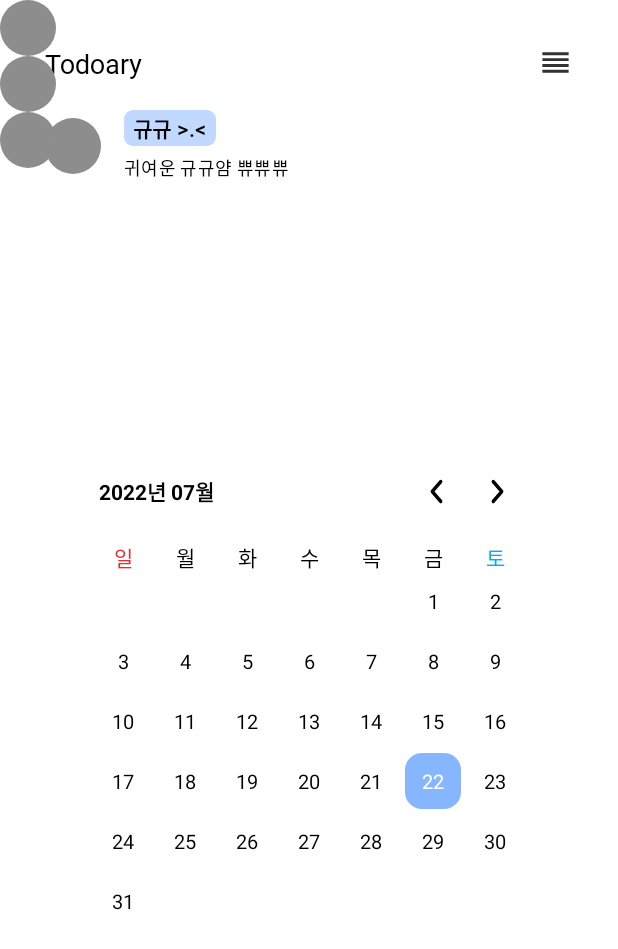
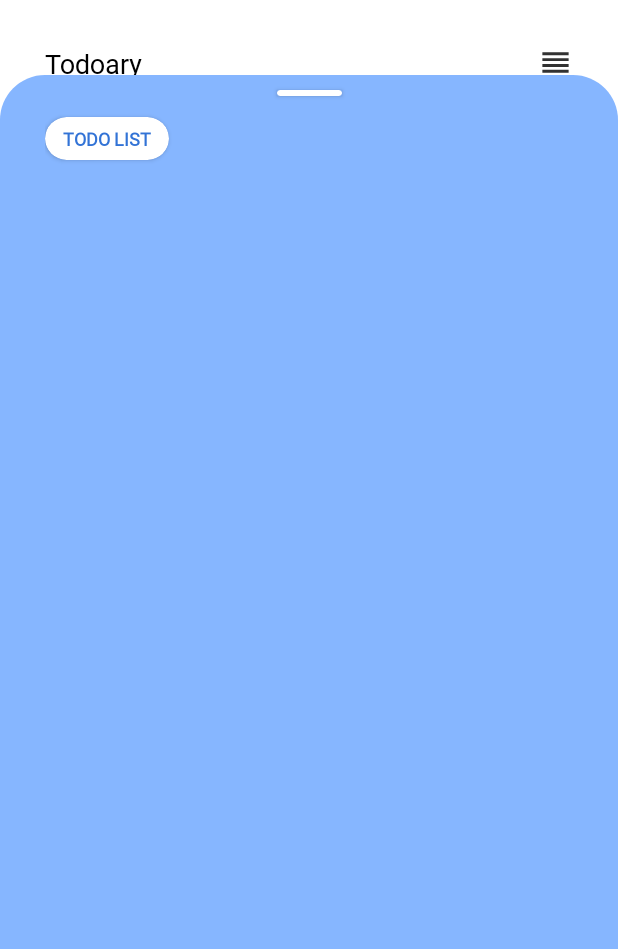
Before and after one commit to Todoary/Todoary-Android, an Android app: the MainActivity screen opened directly, with no data from a screen before it, on a phone screen of 412 x 824 dp. Shown: the top 949 px of the screen. Run offline under Robolectric (Android 15) with nearby library versions, the light colour scheme and no system bars; our stand-ins replace CircleImageView; plain views replace SlidingUpPanelLayout.

Commit message:
[Feat] : Add slidingUpPanel in Main Activity

```diff
--- a/app/src/main/java/com/uni/todoary/feature/setting/ui/ProfileActivity.kt
+++ b/app/src/main/java/com/uni/todoary/feature/setting/ui/ProfileActivity.kt
@@ -31,7 +31,7 @@ class ProfileActivity : AppCompatActivity(){
         // Data Bidning
         initView()
 
-        binding.profilePwdBtn.setOnClickListener {
+        binding.profilePwdLl.setOnClickListener {
             val mIntent = Intent(this, FindPwActivity::class.java)
             startActivity(mIntent)
         }
--- /dev/null
+++ b/app/src/main/res/drawable/bg_slide_panel.xml
@@ -0,0 +1,7 @@
+<?xml version="1.0" encoding="utf-8"?>
+<shape xmlns:android="http://schemas.android.com/apk/res/android">
+    <solid android:color="#86B6FF"/>
+    <corners android:topLeftRadius="30dp"
+        android:topRightRadius="30dp"/>
+
+</shape>
--- /dev/null
+++ b/app/src/main/res/drawable/ic_menu_grid.xml
@@ -0,0 +1,9 @@
+<vector xmlns:android="http://schemas.android.com/apk/res/android"
+    android:width="26dp"
+    android:height="26dp"
+    android:viewportWidth="26"
+    android:viewportHeight="26">
+  <path
+      android:pathData="M4.3335,8.6667H8.6668V4.3334H4.3335V8.6667ZM10.8335,21.6667H15.1668V17.3334H10.8335V21.6667ZM4.3335,21.6667H8.6668V17.3334H4.3335V21.6667ZM4.3335,15.1667H8.6668V10.8334H4.3335V15.1667ZM10.8335,15.1667H15.1668V10.8334H10.8335V15.1667ZM17.3335,4.3334V8.6667H21.6668V4.3334H17.3335ZM10.8335,8.6667H15.1668V4.3334H10.8335V8.6667ZM17.3335,15.1667H21.6668V10.8334H17.3335V15.1667ZM17.3335,21.6667H21.6668V17.3334H17.3335V21.6667Z"
+      android:fillColor="#ffffff"/>
+</vector>
--- /dev/null
+++ b/app/src/main/res/drawable/ic_menu_plus.xml
@@ -0,0 +1,16 @@
+<vector xmlns:android="http://schemas.android.com/apk/res/android"
+    android:width="18dp"
+    android:height="18dp"
+    android:viewportWidth="18"
+    android:viewportHeight="18">
+  <path
+      android:pathData="M9,0L9,18"
+      android:strokeWidth="3"
+      android:fillColor="#00000000"
+      android:strokeColor="#ffffff"/>
+  <path
+      android:pathData="M18,9L-0,9"
+      android:strokeWidth="3"
+      android:fillColor="#00000000"
+      android:strokeColor="#ffffff"/>
+</vector>
--- a/app/src/main/res/layout/activity_main.xml
+++ b/app/src/main/res/layout/activity_main.xml
@@ -7,7 +7,9 @@
     android:layout_height="match_parent"
     android:gravity = "bottom"
     app:umanoDragView="@id/slide_layout"
-    android:layout_weight="0.35"
+    app:umanoPanelHeight="200dp"
+    app:umanoShadowHeight="0dp"
+    app:umanoOverlay="true"
     tools:context=".feature.main.ui.MainActivity">
 
     <androidx.constraintlayout.widget.ConstraintLayout
@@ -87,40 +89,81 @@
             app:flow_horizontalAlign="center"
             app:layout_constraintStart_toStartOf="parent"
             app:layout_constraintEnd_toEndOf="parent"
-            app:layout_constraintTop_toBottomOf="@id/main_profile_layout"
-            app:layout_constraintBottom_toBottomOf="parent"/>
+            app:layout_constraintTop_toBottomOf="@id/main_profile_layout" />
 
     </androidx.constraintlayout.widget.ConstraintLayout>
 
     <androidx.constraintlayout.widget.ConstraintLayout
         android:id="@+id/slide_layout"
         android:layout_width="match_parent"
-        android:layout_height="match_parent">
+        android:layout_height="match_parent"
+        android:layout_marginTop="50dp"
+        android:paddingHorizontal="30dp"
+        android:background="@drawable/bg_slide_panel">
 
-        <de.hdodenhof.circleimageview.CircleImageView
-            android:id="@+id/king1"
-            android:layout_width="37dp"
-            android:layout_height="37dp"
-            android:src="@color/gray"
+        <androidx.cardview.widget.CardView
+            android:id="@+id/main_slide_thumb_iv"
+            android:layout_width="43dp"
+            android:layout_height="4dp"
+            android:src="@color/white"
+            app:cardCornerRadius="10dp"
+            android:layout_marginTop="10dp"
             app:layout_constraintStart_toStartOf="parent"
-            app:layout_constraintTop_toTopOf="parent" />
+            app:layout_constraintTop_toTopOf="parent"
+            app:layout_constraintEnd_toEndOf="parent"/>
 
-        <de.hdodenhof.circleimageview.CircleImageView
-            android:id="@+id/king2"
-            android:layout_width="37dp"
-            android:layout_height="37dp"
-            android:src="@color/gray"
-            app:layout_constraintStart_toStartOf="parent"
-            app:layout_constraintTop_toBottomOf="@id/king1"/>
+        <androidx.cardview.widget.CardView
+            android:id="@+id/main_slide_title_tv"
+            android:layout_width="wrap_content"
+            android:layout_height="wrap_content"
+            android:paddingVertical="6dp"
+            android:paddingHorizontal="12dp"
+            android:layout_marginTop="14dp"
+            app:cardCornerRadius="20dp"
+            app:layout_constraintTop_toBottomOf="@id/main_slide_thumb_iv"
+            app:layout_constraintStart_toStartOf="parent">
 
-        <de.hdodenhof.circleimageview.CircleImageView
-            android:id="@+id/king3"
-            android:layout_width="37dp"
-            android:layout_height="37dp"
-            android:src="@color/gray"
-            app:layout_constraintStart_toStartOf="parent"
-            app:layout_constraintTop_toBottomOf="@id/king2" />
+            <TextView
+                android:layout_width="wrap_content"
+                android:layout_height="wrap_content"
+                android:text="TODO LIST"
+                android:textStyle="bold"
+                android:layout_marginVertical="6dp"
+                android:layout_marginHorizontal="12dp"
+                android:textColor="@color/deep_blue"
+                style="@style/sub_1"
+                android:letterSpacing="0"/>
+
+        </androidx.cardview.widget.CardView>
+
+        <androidx.appcompat.widget.LinearLayoutCompat
+            android:id="@+id/main_slide_menu_layout"
+            android:layout_width="wrap_content"
+            android:layout_height="wrap_content"
+            android:orientation="horizontal"
+            app:layout_constraintEnd_toEndOf="parent"
+            app:layout_constraintTop_toTopOf="@id/main_slide_title_tv"
+            app:layout_constraintBottom_toBottomOf="@id/main_slide_title_tv">
+
+            <ImageView
+                android:layout_width="18dp"
+                android:layout_height="18dp"
+                android:src="@drawable/ic_menu_plus"
+                android:paddingStart="13dp"
+                android:paddingEnd="12dp"
+                android:paddingTop="21dp"
+                android:paddingBottom="18dp"/>
+
+            <ImageView
+                android:layout_width="26dp"
+                android:layout_height="26dp"
+                android:paddingStart="8dp"
+                android:paddingEnd="9dp"
+                android:paddingTop="17dp"
+                android:paddingBottom="14dp"/>
+
+        </androidx.appcompat.widget.LinearLayoutCompat>
+
 
     </androidx.constraintlayout.widget.ConstraintLayout>
-
 </com.sothree.slidinguppanel.SlidingUpPanelLayout>
--- a/app/src/main/res/values/colors.xml
+++ b/app/src/main/res/values/colors.xml
@@ -12,4 +12,5 @@
     <color name="red">#E02E2E</color>
     <color name="navycheck">#323232</color>
     <color name="calendar_blue">#00B1E9</color>
+    <color name="deep_blue">#3273D6</color>
 </resources>
```
